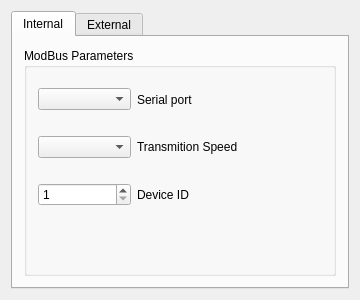
The window that AirCoolControll/AirCoolControll/connectionparameters.ui (ComEngineering/AirCoolControl_Desktop) describes before a commit, drawn with Qt 5.
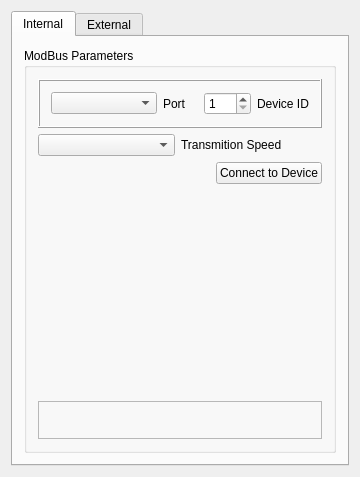
The same window after the commit. The open tabs and pages were chosen to show the change. Custom widgets are drawn as their Qt base class.

Patch:
```diff
--- a/AirCoolControll/AirCoolControll/connectionparameters.ui
+++ b/AirCoolControll/AirCoolControll/connectionparameters.ui
@@ -7,7 +7,7 @@
     <x>0</x>
     <y>0</y>
     <width>360</width>
-    <height>300</height>
+    <height>477</height>
    </rect>
   </property>
   <property name="windowTitle">
@@ -24,36 +24,69 @@
        <string>Internal</string>
       </attribute>
       <layout class="QGridLayout" name="gridLayout">
-       <item row="0" column="0">
+       <item row="1" column="0">
         <widget class="QGroupBox" name="groupBox">
          <property name="title">
           <string>ModBus Parameters</string>
          </property>
-         <layout class="QGridLayout" name="gridLayout_2">
+         <layout class="QGridLayout" name="gridLayout_6">
           <item row="0" column="0">
            <layout class="QVBoxLayout" name="verticalLayout_2">
             <item>
-             <layout class="QHBoxLayout" name="horizontalLayout_2" stretch="1,2">
-              <property name="sizeConstraint">
-               <enum>QLayout::SetMaximumSize</enum>
+             <widget class="QFrame" name="frame">
+              <property name="frameShape">
+               <enum>QFrame::Box</enum>
               </property>
-              <item>
-               <widget class="QComboBox" name="comboBoxCOM"/>
-              </item>
-              <item>
-               <widget class="QLabel" name="label">
-                <property name="text">
-                 <string>Serial port</string>
-                </property>
-                <property name="buddy">
-                 <cstring>comboBoxCOM</cstring>
-                </property>
-               </widget>
-              </item>
-             </layout>
+              <property name="frameShadow">
+               <enum>QFrame::Raised</enum>
+              </property>
+              <layout class="QGridLayout" name="gridLayout_2" columnstretch="2,1">
+               <item row="0" column="0">
+                <layout class="QHBoxLayout" name="horizontalLayout_4" stretch="3,1">
+                 <item>
+                  <widget class="QComboBox" name="comboBoxCOM"/>
+                 </item>
+                 <item>
+                  <widget class="QLabel" name="label">
+                   <property name="text">
+                    <string>Port</string>
+                   </property>
+                   <property name="buddy">
+                    <cstring>comboBoxCOM</cstring>
+                   </property>
+                  </widget>
+                 </item>
+                </layout>
+               </item>
+               <item row="0" column="1">
+                <layout class="QHBoxLayout" name="horizontalLayout_6">
+                 <item>
+                  <widget class="QSpinBox" name="spinBoxID">
+                   <property name="minimum">
+                    <number>1</number>
+                   </property>
+                   <property name="maximum">
+                    <number>127</number>
+                   </property>
+                  </widget>
+                 </item>
+                 <item>
+                  <widget class="QLabel" name="label_3">
+                   <property name="text">
+                    <string>Device ID</string>
+                   </property>
+                   <property name="buddy">
+                    <cstring>spinBoxID</cstring>
+                   </property>
+                  </widget>
+                 </item>
+                </layout>
+               </item>
+              </layout>
+             </widget>
             </item>
             <item>
-             <layout class="QHBoxLayout" name="horizontalLayout_3" stretch="1,2">
+             <layout class="QHBoxLayout" name="horizontalLayout_3" stretch="1,0,0">
               <item>
                <widget class="QComboBox" name="comboBoxSpeed"/>
               </item>
@@ -67,40 +100,78 @@
                 </property>
                </widget>
               </item>
+              <item>
+               <spacer name="horizontalSpacer_3">
+                <property name="orientation">
+                 <enum>Qt::Horizontal</enum>
+                </property>
+                <property name="sizeHint" stdset="0">
+                 <size>
+                  <width>40</width>
+                  <height>20</height>
+                 </size>
+                </property>
+               </spacer>
+              </item>
              </layout>
             </item>
             <item>
-             <layout class="QHBoxLayout" name="horizontalLayout_4" stretch="1,2">
+             <layout class="QHBoxLayout" name="horizontalLayout_2">
               <item>
-               <widget class="QSpinBox" name="spinBoxID">
-                <property name="minimum">
-                 <number>1</number>
+               <spacer name="horizontalSpacer_2">
+                <property name="orientation">
+                 <enum>Qt::Horizontal</enum>
                 </property>
-                <property name="maximum">
-                 <number>127</number>
+                <property name="sizeHint" stdset="0">
+                 <size>
+                  <width>40</width>
+                  <height>20</height>
+                 </size>
                 </property>
-               </widget>
+               </spacer>
               </item>
               <item>
-               <widget class="QLabel" name="label_3">
+               <widget class="QPushButton" name="UARTconnectButton">
                 <property name="text">
-                 <string>Device ID</string>
-                </property>
-                <property name="buddy">
-                 <cstring>spinBoxID</cstring>
+                 <string>Connect to Device</string>
                 </property>
                </widget>
               </item>
              </layout>
             </item>
             <item>
-             <widget class="QLabel" name="communicationErrorLabel">
-              <property name="enabled">
-               <bool>false</bool>
+             <spacer name="verticalSpacer_2">
+              <property name="orientation">
+               <enum>Qt::Vertical</enum>
               </property>
-              <property name="text">
-               <string notr="true"/>
+              <property name="sizeHint" stdset="0">
+               <size>
+                <width>20</width>
+                <height>40</height>
+               </size>
               </property>
+             </spacer>
+            </item>
+            <item>
+             <widget class="QFrame" name="frame_2">
+              <property name="frameShape">
+               <enum>QFrame::StyledPanel</enum>
+              </property>
+              <property name="frameShadow">
+               <enum>QFrame::Raised</enum>
+              </property>
+              <layout class="QGridLayout" name="gridLayout_5">
+               <item row="0" column="0">
+                <widget class="QLabel" name="communicationErrorLabel">
+                 <property name="enabled">
+                  <bool>false</bool>
+                 </property>
+                 <property name="text">
+                  <string notr="true"/>
+                 </property>
+                </widget>
+               </item>
+              </layout>
              </widget>
             </item>
            </layout>
```
Left out of the diff: 12 changed lines with no effect on the pictures.
